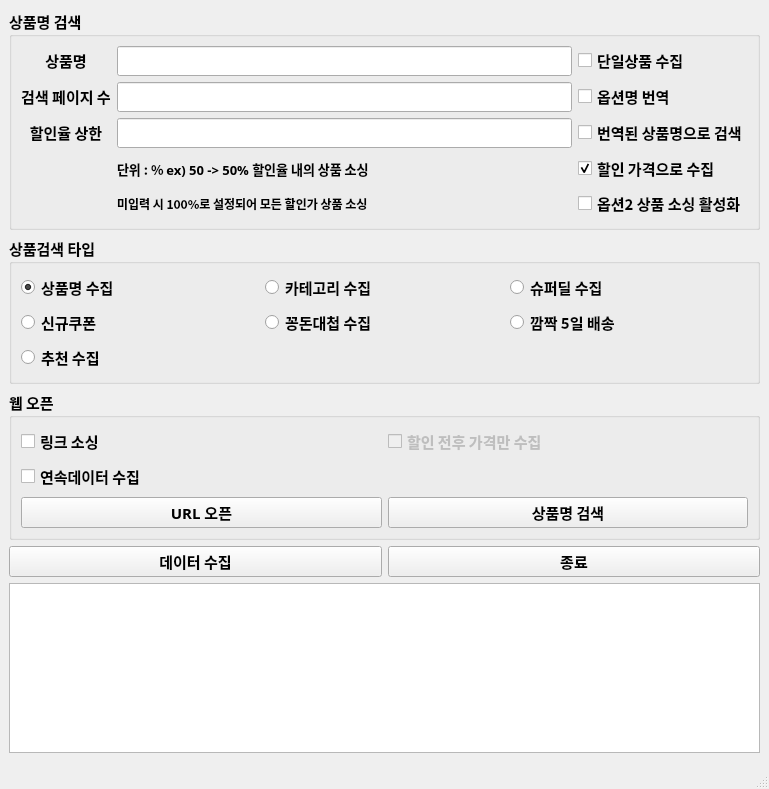
Above: AliExpressShoppingCrawller/driver/main_ui.ui from TomLee9903/TomLee9903 before the change. Below: the same form after it.
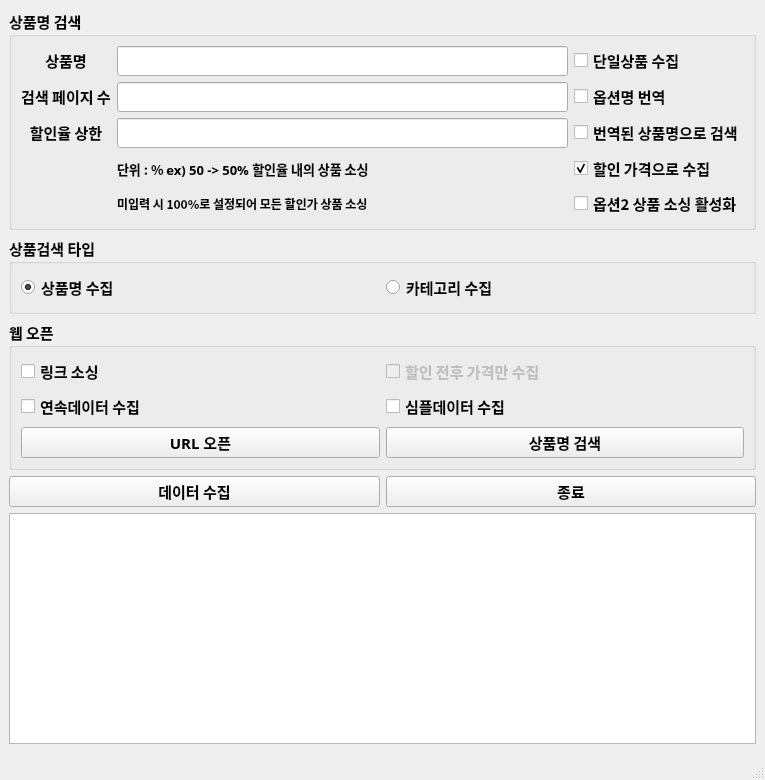
That is the form after the change.

Commit message: [AliExpress] 심플데이터 추가본 업로드

Patch:
```diff
--- a/AliExpressShoppingCrawller/driver/main_ui.ui
+++ b/AliExpressShoppingCrawller/driver/main_ui.ui
@@ -6,8 +6,8 @@
    <rect>
     <x>0</x>
     <y>0</y>
-    <width>769</width>
-    <height>789</height>
+    <width>765</width>
+    <height>780</height>
    </rect>
   </property>
   <property name="font">
@@ -246,41 +246,6 @@
        <string>상품검색 타입</string>
       </property>
       <layout class="QGridLayout" name="gridLayout">
-       <item row="1" column="0">
-        <widget class="QRadioButton" name="coupon_radio">
-         <property name="text">
-          <string>신규쿠폰</string>
-         </property>
-        </widget>
-       </item>
-       <item row="0" column="1">
-        <widget class="QRadioButton" name="category_radio">
-         <property name="text">
-          <string>카테고리 수집</string>
-         </property>
-        </widget>
-       </item>
-       <item row="0" column="2">
-        <widget class="QRadioButton" name="super_deal_radio">
-         <property name="text">
-          <string>슈퍼딜 수집</string>
-         </property>
-        </widget>
-       </item>
-       <item row="1" column="2">
-        <widget class="QRadioButton" name="quick_delivery_radio">
-         <property name="text">
-          <string>깜짝 5일 배송</string>
-         </property>
-        </widget>
-       </item>
-       <item row="1" column="1">
-        <widget class="QRadioButton" name="free_radio">
-         <property name="text">
-          <string>꽁돈대첩 수집</string>
-         </property>
-        </widget>
-       </item>
        <item row="0" column="0">
         <widget class="QRadioButton" name="item_name_radio">
          <property name="text">
@@ -291,10 +256,10 @@
          </property>
         </widget>
        </item>
-       <item row="2" column="0">
-        <widget class="QRadioButton" name="recom_radio">
+       <item row="0" column="1">
+        <widget class="QRadioButton" name="category_radio">
          <property name="text">
-          <string>추천 수집</string>
+          <string>카테고리 수집</string>
          </property>
         </widget>
        </item>
@@ -372,6 +337,13 @@
          </property>
         </widget>
        </item>
+       <item row="1" column="3">
+        <widget class="QCheckBox" name="enable_simple_data_btn">
+         <property name="text">
+          <string>심플데이터 수집</string>
+         </property>
+        </widget>
+       </item>
       </layout>
      </widget>
     </item>
```
Left out of the diff: 8 changed lines with no effect on the pictures. The commit also changes 3 other files.
